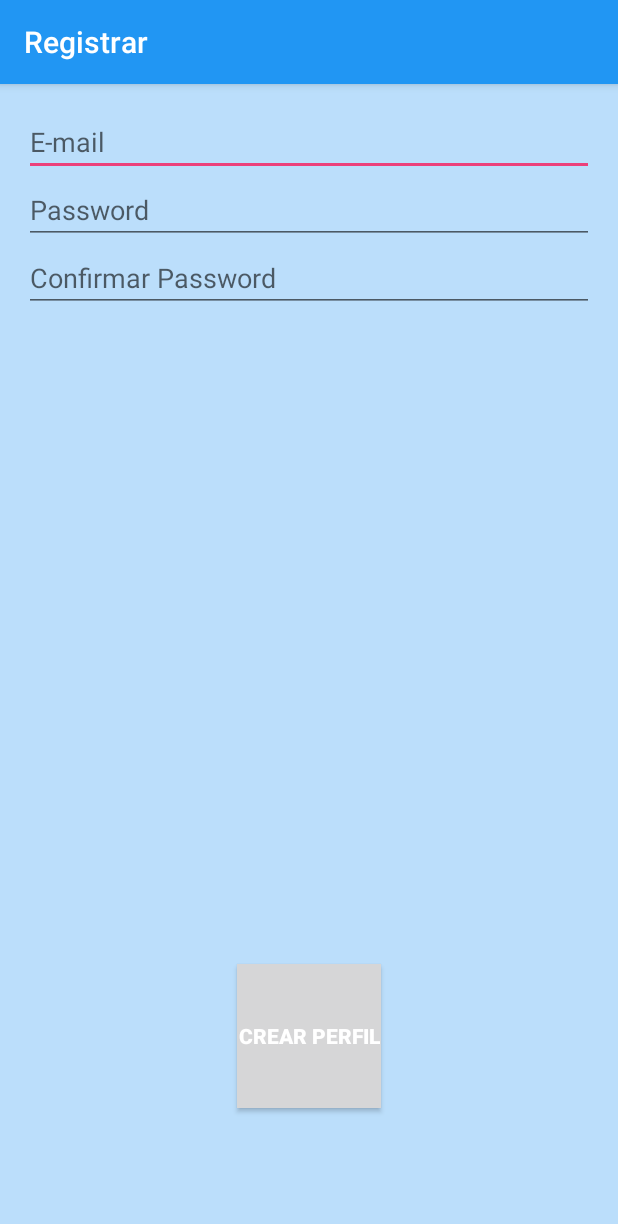
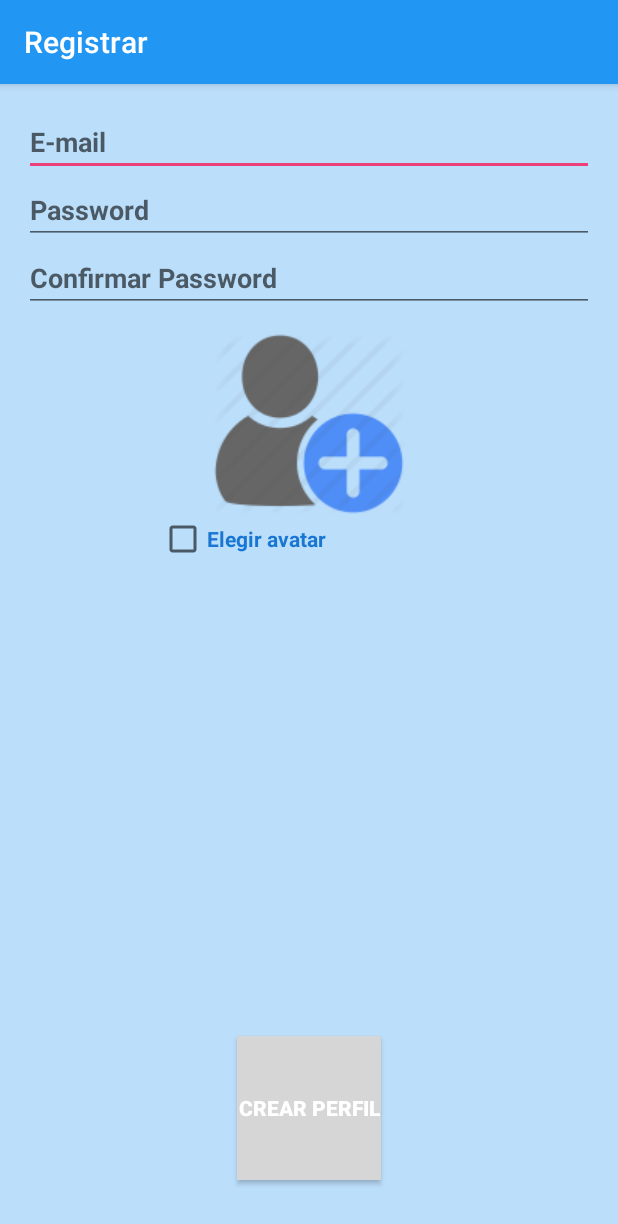
Before and after one commit to edward25nov/orthography, an Android app: the Registrar2 screen opened directly, with no data from a screen before it, on a phone screen of 412 x 824 dp. Shown: the top 1224 px of the screen. Run offline under Robolectric (Android 15) with nearby library versions, the phone set to English and light mode, and no system bars; libraries missing offline, so code that uses them is left out: com.mobsandgeeks.saripaar, org.ksoap2, org.ksoap2.serialization, org.ksoap2.transport; 2 statements that could not run were skipped.

Commit message:
agregue la elección de avatar primera version

```diff
--- a/app/src/main/java/com/example/edward/orthography/Registrar2.java
+++ b/app/src/main/java/com/example/edward/orthography/Registrar2.java
@@ -1,4 +1,5 @@
 package com.example.edward.orthography;
+
 
 import android.app.AlertDialog;
 import android.content.DialogInterface;
@@ -8,11 +9,14 @@ import android.support.v7.app.AppCompatActivity;
 import android.os.Bundle;
 import android.view.View;
 import android.widget.Button;
+import android.widget.CheckBox;
 import android.widget.EditText;
+import android.widget.ImageButton;
 import android.widget.Toast;
 
 import com.mobsandgeeks.saripaar.ValidationError;
 import com.mobsandgeeks.saripaar.Validator;
+import com.mobsandgeeks.saripaar.annotation.Checked;
 import com.mobsandgeeks.saripaar.annotation.ConfirmPassword;
 import com.mobsandgeeks.saripaar.annotation.Email;
 import com.mobsandgeeks.saripaar.annotation.NotEmpty;
@@ -24,12 +28,18 @@ import org.ksoap2.serialization.SoapPrimitive;
 import org.ksoap2.serialization.SoapSerializationEnvelope;
 import org.ksoap2.transport.HttpTransportSE;
 
+
 import java.util.List;
 import java.util.StringTokenizer;
 
 public class Registrar2 extends AppCompatActivity implements Validator.ValidationListener {
 
-    @NotEmpty
+    public static String correo = "";
+    public static String pass1 ="";
+    public static String pass2 = "";
+    public static int idavatar=0;
+
+    @NotEmpty(message = "Este campo es requerido")
     @Email(message = "Email incorrecto")
     EditText txtEmail;
 
@@ -39,6 +49,8 @@ public class Registrar2 extends AppCompatActivity implements Validator.Validatio
     @ConfirmPassword(message = "Passwords no coinciden")
     EditText txtCofirmarPass;
 
+    @Checked(message = "Debes seleccionar un avatar.")
+    CheckBox seleccionAvatar;
     /*
     *
     * @Checked(message = "You must agree to the terms.")
@@ -47,6 +59,7 @@ public class Registrar2 extends AppCompatActivity implements Validator.Validatio
     /*scheme = Password.Scheme.ALPHA_NUMERIC_MIXED_CASE_SYMBOLS , este es un parametro del password*/
     Button confirmar;
     Validator validator;
+    ImageButton elegirAvatar;
 
     @Override
     protected void onCreate(Bundle savedInstanceState) {
@@ -57,10 +70,21 @@ public class Registrar2 extends AppCompatActivity implements Validator.Validatio
         txtPass = (EditText) findViewById(R.id.regPass);
         txtCofirmarPass = (EditText) findViewById(R.id.regConfPass);
         confirmar = (Button) findViewById(R.id.btncrearperfil);
+        elegirAvatar = (ImageButton) findViewById(R.id.btnAvatar);
+        seleccionAvatar = (CheckBox)findViewById(R.id.ck_avatar);
 
         validator = new Validator(this);
         validator.setValidationListener(this);
+        /*asignare datos por defecto, para cuando regresen de elegir su avatar*/
+        txtEmail.setText(Avatars.correo);
+        txtPass.setText(Avatars.pass1);
+        txtCofirmarPass.setText(Avatars.pass2);
+        idavatar = Avatars.idAvatar;
+
+        elegirAvatar.setImageResource(idavatar);
+
         valida();
+        desicionAvatar();
     }
 
     public void valida(){
@@ -73,13 +97,43 @@ public class Registrar2 extends AppCompatActivity implements Validator.Validatio
         });
     }
 
+    public void desicionAvatar(){
+
+        elegirAvatar.setOnClickListener(new View.OnClickListener() {
+            @Override
+            public void onClick(View v) {
+                String c = txtEmail.getText().toString();
+                String p = txtPass.getText().toString();
+                String p2 = txtCofirmarPass.getText().toString();
+                correo = c;
+                pass1 = p;
+                pass2 = p2;
+                idavatar = Avatars.idAvatar;
+
+                Avatars.correo = Registrar2.correo;
+                Avatars.pass1 = Registrar2.pass1;
+                Avatars.pass2 = Registrar2.pass2;
+                Avatars.idAvatar = Registrar2.idavatar;
+
+                startActivity(new Intent(Registrar2.this, Avatars.class));
+            }
+        });
+    }
+
+
+
     @Override
     public void onValidationSucceeded() {
         //Toast.makeText(this, "Datos ingresados correctamente", Toast.LENGTH_SHORT).show();
         String c = txtEmail.getText().toString();
         String p = txtPass.getText().toString();
-        int im = 1;
-        ServiceRegistrar consumirWS = new ServiceRegistrar(c,p,1);
+        String p2 = txtCofirmarPass.getText().toString();
+        correo = c;
+        pass1 = p;
+        pass2 = p2;
+        idavatar = Avatars.idAvatar;
+
+        ServiceRegistrar consumirWS = new ServiceRegistrar(c,p,idavatar);
         consumirWS.execute();
     }
 
@@ -114,6 +168,7 @@ public class Registrar2 extends AppCompatActivity implements Validator.Validatio
         AlertDialog alert = builder.create();
         alert.show();
     }
+
 
 
 
@@ -160,8 +215,6 @@ public class Registrar2 extends AppCompatActivity implements Validator.Validatio
             } catch (Exception e) {
                 resul = false;
                 resultado = e.getMessage();
-
-                // MensajeBox(e.getMessage());
             }
             return resul;
         }
@@ -175,7 +228,7 @@ public class Registrar2 extends AppCompatActivity implements Validator.Validatio
 
                 if(a1.toString().equals("exito")){
                     MensajeBox("Bienvenido "+ a2);
-                    startActivity(new Intent(Registrar2.this,MainActivity.class));
+                    startActivity(new Intent(Registrar2.this,Login.class));
                 }else{
                     MensajeBox("El correo ya existe, por favor ingrese sus datos nuevamente.");
                 }
--- a/app/src/main/res/layout/activity_registrar2.xml
+++ b/app/src/main/res/layout/activity_registrar2.xml
@@ -1,5 +1,6 @@
 <?xml version="1.0" encoding="utf-8"?>
 <RelativeLayout xmlns:android="http://schemas.android.com/apk/res/android"
+    xmlns:app="http://schemas.android.com/apk/res-auto"
     xmlns:tools="http://schemas.android.com/tools"
     android:id="@+id/activity_registrar2"
     android:layout_width="match_parent"
@@ -22,7 +23,9 @@
         android:layout_alignParentLeft="true"
         android:layout_alignParentStart="true"
         android:layout_alignParentRight="true"
-        android:layout_alignParentEnd="true" />
+        android:layout_alignParentEnd="true"
+        android:textColor="@android:color/white"
+        android:textStyle="normal|bold" />
 
     <EditText
         android:layout_width="wrap_content"
@@ -36,7 +39,9 @@
         android:layout_alignParentLeft="true"
         android:layout_alignParentStart="true"
         android:layout_alignParentRight="true"
-        android:layout_alignParentEnd="true" />
+        android:layout_alignParentEnd="true"
+        android:textColor="@android:color/white"
+        android:textStyle="normal|bold" />
 
     <EditText
         android:layout_width="wrap_content"
@@ -50,18 +55,46 @@
         android:layout_alignParentLeft="true"
         android:layout_alignParentStart="true"
         android:layout_alignParentRight="true"
-        android:layout_alignParentEnd="true" />
+        android:layout_alignParentEnd="true"
+        android:textColor="@android:color/white"
+        android:textStyle="normal|bold" />
 
     <Button
         android:text="@string/crearperfil"
         android:layout_width="wrap_content"
         android:layout_height="wrap_content"
-        android:layout_alignParentBottom="true"
-        android:layout_centerHorizontal="true"
-        android:layout_marginBottom="69dp"
+        android:layout_marginBottom="21dp"
         android:id="@+id/btncrearperfil"
         android:background="@drawable/bk_boton_plano"
         android:textColor="@android:color/white"
         android:textStyle="normal|bold"
-        android:textAlignment="center" />
+        android:textAlignment="center"
+        android:layout_alignParentBottom="true"
+        android:layout_centerHorizontal="true" />
+
+    <ImageButton
+        android:layout_width="match_parent"
+        android:layout_height="wrap_content"
+        app:srcCompat="@drawable/avatar2"
+        android:id="@+id/btnAvatar"
+        tools:ignore="ContentDescription"
+        android:layout_marginTop="14dp"
+        android:background="@android:color/transparent"
+        android:layout_below="@+id/regConfPass"
+        android:layout_alignParentLeft="true"
+        android:layout_alignParentStart="true" />
+
+    <CheckBox
+        android:layout_width="match_parent"
+        android:layout_height="wrap_content"
+        android:id="@+id/ck_avatar"
+        android:text="@string/nuevo_avatarstr"
+        android:textColor="?attr/colorPrimaryDark"
+        android:textStyle="normal|bold"
+        android:translationX="90sp"
+        android:layout_below="@+id/btnAvatar"
+        android:layout_alignParentLeft="true"
+        android:layout_alignParentStart="true"
+        android:checked="false" />
+
 </RelativeLayout>
--- a/app/src/main/res/values/strings.xml
+++ b/app/src/main/res/values/strings.xml
@@ -31,6 +31,7 @@
     <string name="tengoCuenta">Tengo Cuenta</string>
     <string name="title_activity_login">Login</string>
     <string name="title_activity_registrar1">Registrar</string>
+    <string name="title_activity_registrar3">Selecciona tu avatar</string>
 
     <string name="login">Iniciar sesión</string>
     <string name="hint1">E-mail</string>
@@ -46,4 +47,5 @@
 
     <string name="crearperfil">Crear perfil</string>
     <string name="e_mail">E-mail</string>
+    <string name="nuevo_avatarstr">Elegir avatar</string>
 </resources>
```
Also changed, not shown: app/src/main/AndroidManifest.xml (+14 -11 lines), app/src/main/java/com/example/edward/orthography/Avatars.java (added, +105 -0 lines), app/src/main/java/com/example/edward/orthography/Login.java (+22 -9 lines), app/src/main/java/com/example/edward/orthography/lista_adaptador.java (added, +61 -0 lines), app/src/main/java/com/example/edward/orthography/lista_entrada.java (added, +30 -0 lines), app/src/main/res/layout/layout_avatars.xml (added, +16 -0 lines), app/src/main/res/layout/layout_entrada.xml (added, +41 -0 lines), app/src/main/res/drawable/avatar2.png (added), 95 other files.
